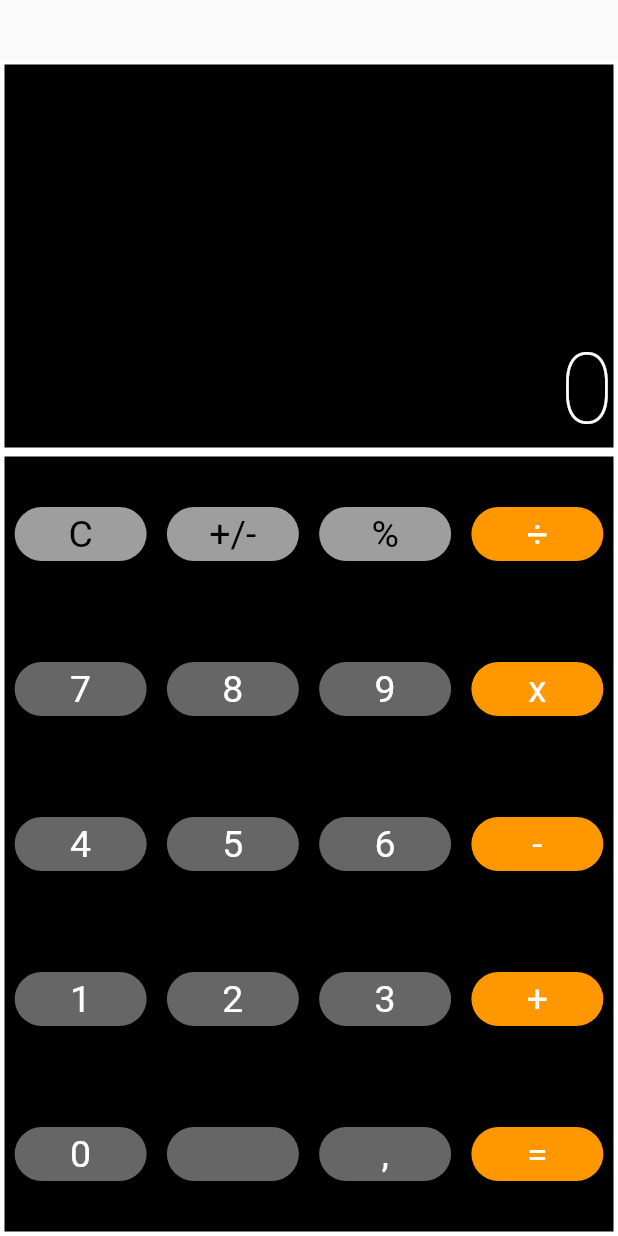
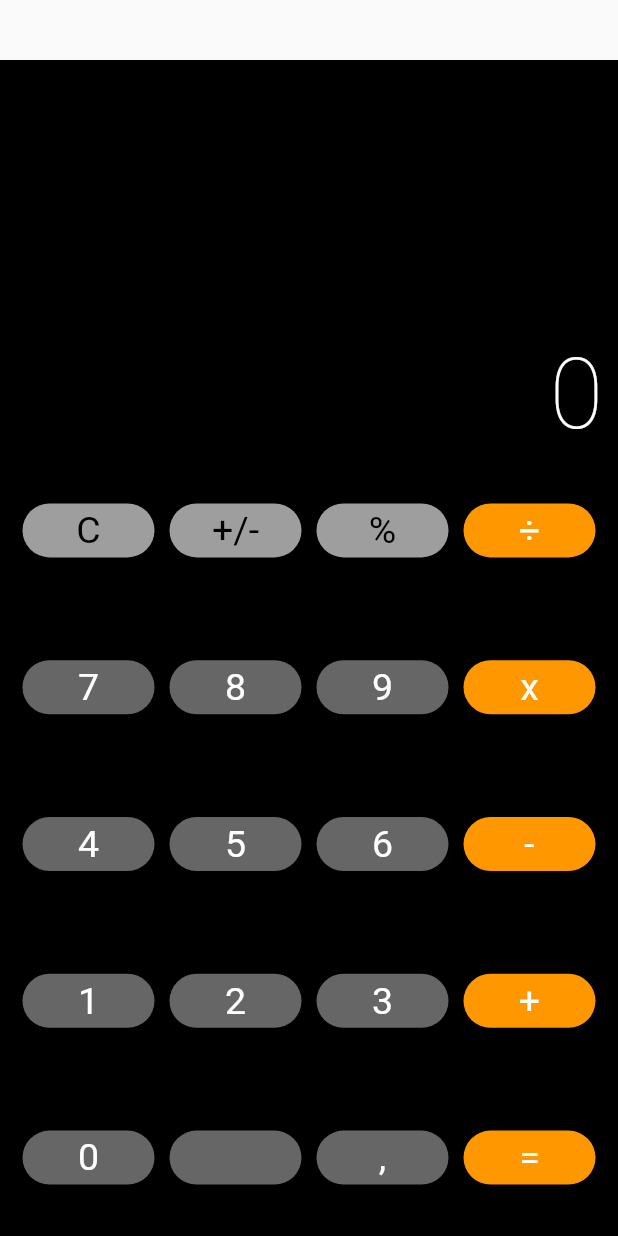
Before and after one commit to nezz0746/calculator-flutter, a Flutter app: the screen it shows after launch, on a phone screen of 412 x 824 dp. Run offline on Flutter 3.47's test engine with Material 2 defaults, Android fonts, the phone set to English and light mode, and no system bars.

Commit message:
padding, removing border

```diff
--- a/lib/main.dart
+++ b/lib/main.dart
@@ -67,6 +67,7 @@ class _MyHomePageState extends State<MyHomePage> {
       body: Padding(
         padding: const EdgeInsets.only(top: 40),
         child: Container(
+          padding: const EdgeInsets.only(left: 10, right: 10),
           child: Column(
             children: <Widget>[
               Expanded(
@@ -79,8 +80,6 @@ class _MyHomePageState extends State<MyHomePage> {
                         fontSize: 65,
                         fontWeight: FontWeight.w200),
                   ),
-                  decoration: BoxDecoration(
-                      border: Border.all(color: Colors.white, width: 3)),
                   width: MediaQuery.of(context).size.width,
                   alignment: Alignment.bottomRight,
                 ),
@@ -190,8 +189,6 @@ class _MyHomePageState extends State<MyHomePage> {
                       ),
                     ],
                   ),
-                  decoration: BoxDecoration(
-                      border: Border.all(color: Colors.white, width: 3)),
                   width: MediaQuery.of(context).size.width,
                 ),
               )
```
